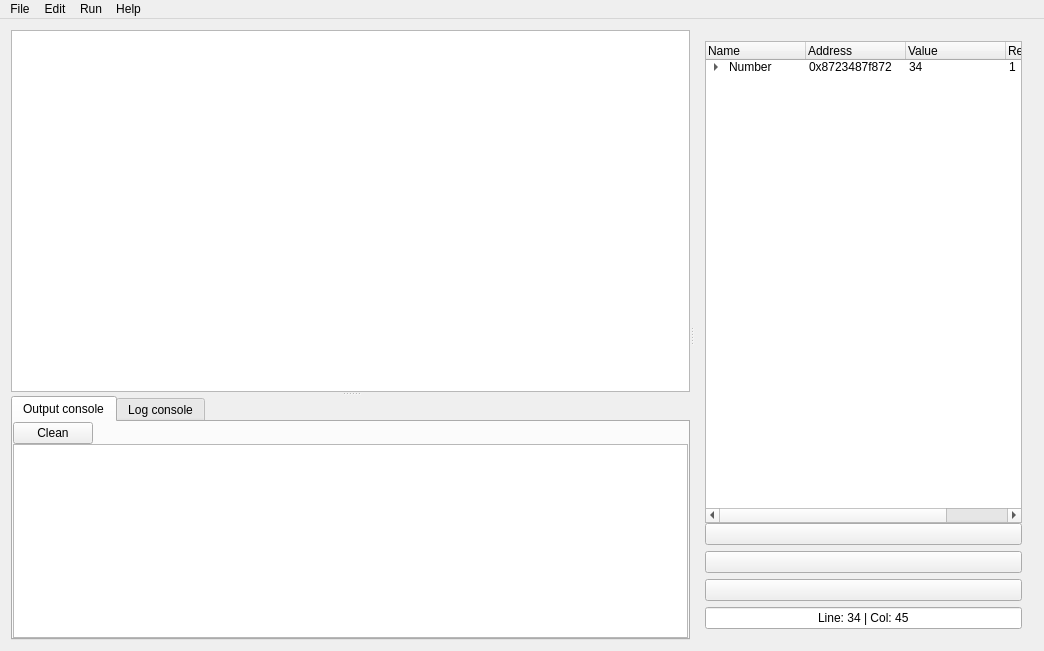
Above: src/cexi/CEX_IDE/cexi_ide.ui from alejandrodp/CEXI before the change. Below: the same form after it.
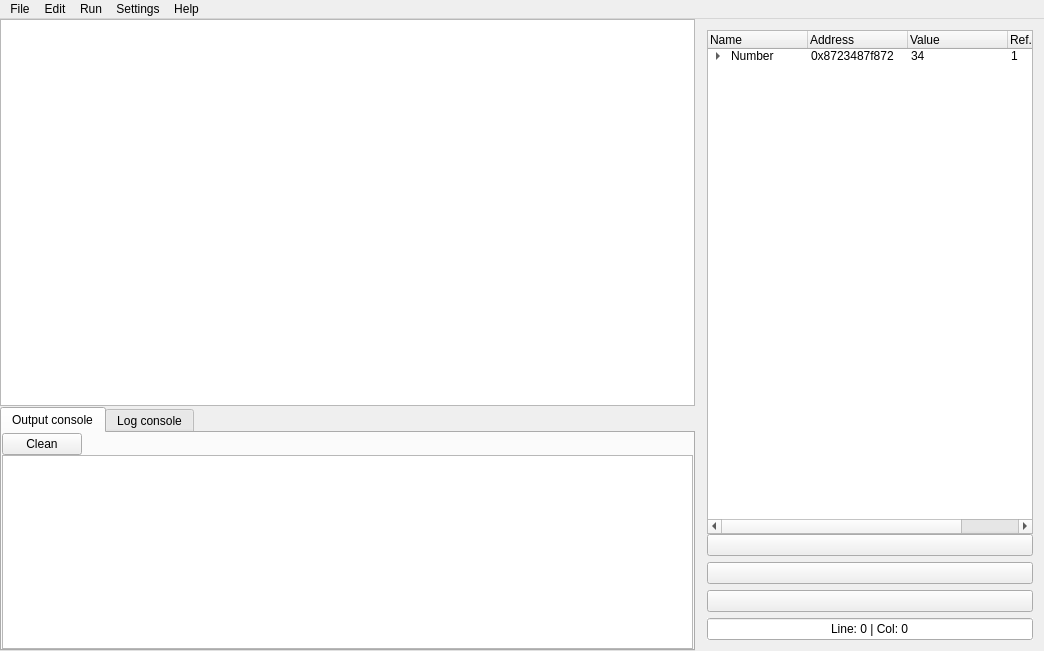
That is the form after the change. The open tabs and pages were chosen to show the change. Icons and pictures are not drawn.

Diff of the .ui file:
```diff
--- a/src/cexi/CEX_IDE/cexi_ide.ui
+++ b/src/cexi/CEX_IDE/cexi_ide.ui
@@ -15,6 +15,21 @@
   </property>
   <widget class="QWidget" name="centralWidget">
    <layout class="QHBoxLayout" name="horizontalLayout">
+    <property name="spacing">
+     <number>0</number>
+    </property>
+    <property name="leftMargin">
+     <number>0</number>
+    </property>
+    <property name="topMargin">
+     <number>0</number>
+    </property>
+    <property name="rightMargin">
+     <number>0</number>
+    </property>
+    <property name="bottomMargin">
+     <number>0</number>
+    </property>
     <item>
      <widget class="QSplitter" name="splitter_2">
       <property name="sizePolicy">
@@ -38,6 +53,9 @@
       <property name="orientation">
        <enum>Qt::Horizontal</enum>
       </property>
+      <property name="handleWidth">
+       <number>1</number>
+      </property>
       <property name="childrenCollapsible">
        <bool>true</bool>
       </property>
@@ -75,6 +93,9 @@
        <property name="opaqueResize">
         <bool>true</bool>
        </property>
+       <property name="handleWidth">
+        <number>1</number>
+       </property>
        <property name="childrenCollapsible">
         <bool>true</bool>
        </property>
@@ -234,7 +255,7 @@
         </widget>
        </widget>
       </widget>
-      <widget class="QWidget" name="">
+      <widget class="QWidget" name="layoutWidget">
        <layout class="QVBoxLayout" name="verticalLayout_2">
         <property name="spacing">
          <number>0</number>
@@ -460,10 +481,10 @@
              </font>
             </property>
             <property name="autoFillBackground">
-             <bool>false</bool>
+             <bool>true</bool>
             </property>
             <property name="text">
-             <string>Line: 34 | Col: 45</string>
+             <string>Line: 0 | Col: 0</string>
             </property>
             <property name="alignment">
              <set>Qt::AlignCenter</set>
@@ -519,6 +540,15 @@
     <addaction name="actionStep"/>
     <addaction name="actionStop"/>
    </widget>
+   <widget class="QMenu" name="menuSettings">
+    <property name="title">
+     <string>Settings</string>
+    </property>
+    <addaction name="actionDark_mode"/>
+    <addaction name="actionLive_checker"/>
+    <addaction name="separator"/>
+    <addaction name="actionServer_memory"/>
+   </widget>
    <widget class="QMenu" name="menuHelp">
     <property name="title">
      <string>Help</string>
@@ -528,6 +558,7 @@
    <addaction name="menuFile"/>
    <addaction name="menuEdit"/>
    <addaction name="menuRun"/>
+   <addaction name="menuSettings"/>
    <addaction name="menuHelp"/>
   </widget>
   <action name="actionOpen">
```
Left out of the diff: 156 changed lines with no effect on the pictures.
